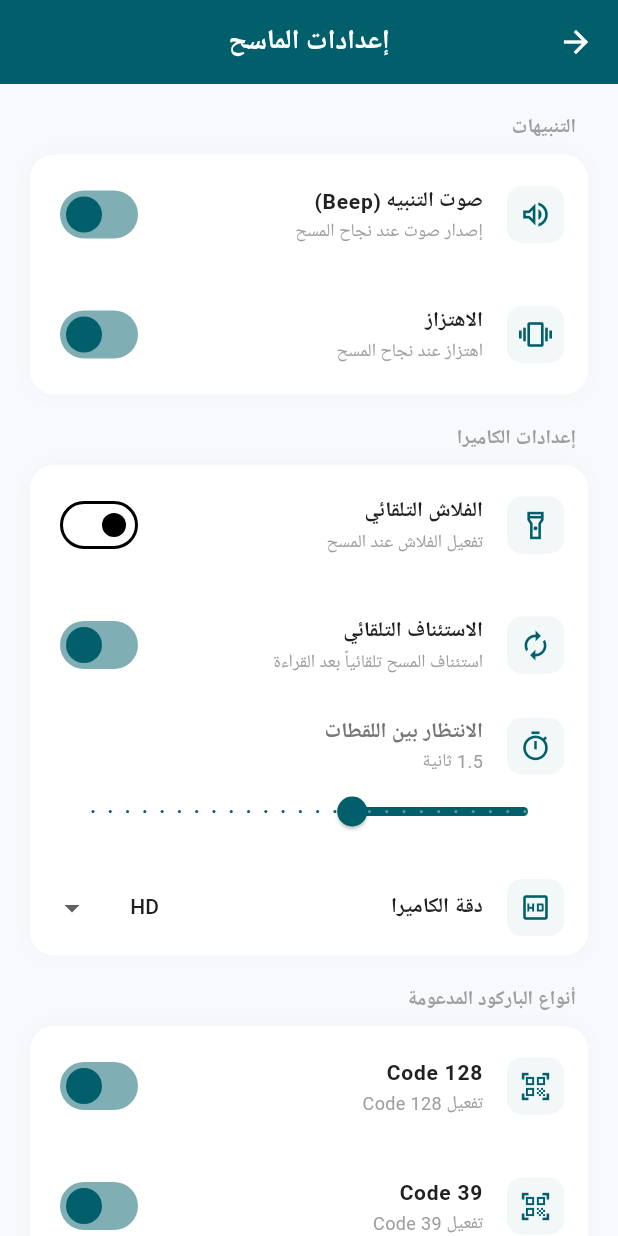
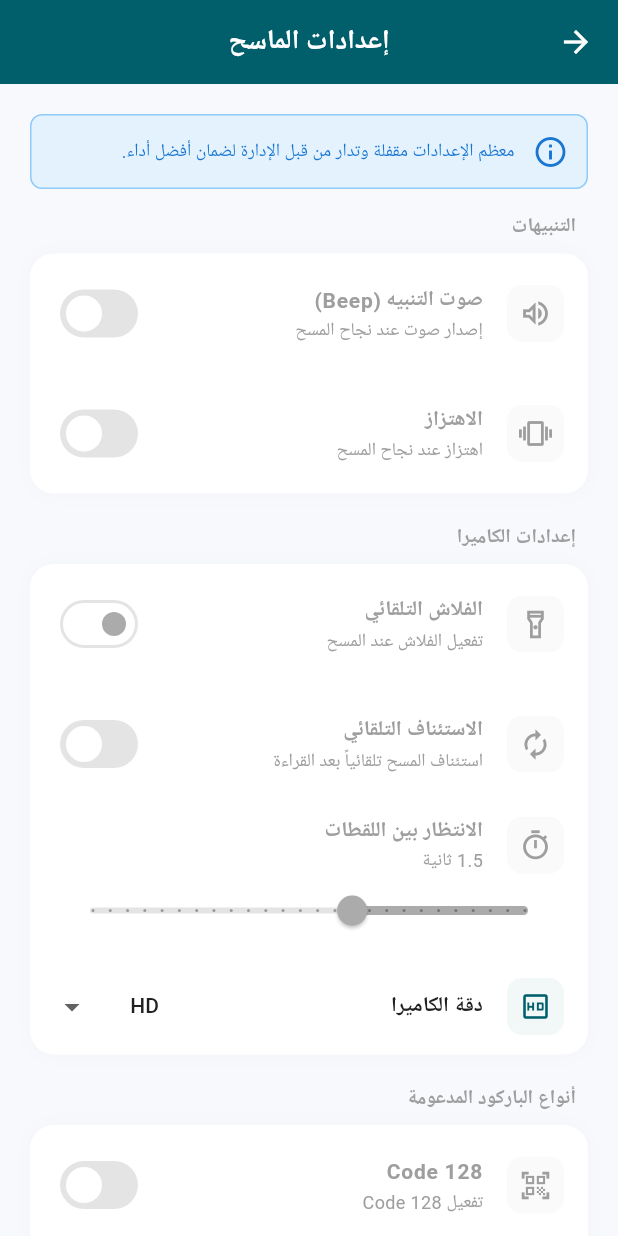
Before and after one commit to EngAya9Gh/mtc, a Flutter app: the _ScannerSettingsScreenView screen opened directly, on a phone screen of 412 x 824 dp. Run offline on Flutter 3.47's test engine with Material 3 defaults, Android fonts, the phone set to English and light mode, and no system bars; our stand-ins replace audioplayers, dio, firebase_core, firebase_messaging, flutter_bloc, flutter_local_notifications and 11 more; missing offline and left inert: flutter_background_service, hand_signature, mobile_scanner; accounts and stored records are empty; generated files the repository leaves out were written again; Roboto replaces fonts that are missing (Tajawal).

Commit message:
feat: add GPS coordinates to drop-off confirmation, update UI for sample/bag counts, restrict collection screen workflows, and enforce production base URL in DI container.

```diff
--- a/lib/core/services/background/background_location_service.dart
+++ b/lib/core/services/background/background_location_service.dart
@@ -104,7 +104,7 @@ void onStart(ServiceInstance service) async {
   // Init necessary background dependencies
   final prefs = await SharedPreferences.getInstance();
   final dio = Dio(BaseOptions(
-    baseUrl: EndPoints.debugBaseUrl, // Using debug base url as per project rules
+    baseUrl: EndPoints.baseUrl, // Using debug base url as per project rules
     connectTimeout: const Duration(seconds: 15),
     receiveTimeout: const Duration(seconds: 15),
   ));
--- a/lib/core/services/di/di_container.dart
+++ b/lib/core/services/di/di_container.dart
@@ -57,7 +57,7 @@ Future<void> initDi() async {
 
   final dio = Dio(
     BaseOptions(
-      baseUrl: EndPoints.debugBaseUrl,
+      baseUrl: EndPoints.baseUrl,
       receiveDataWhenStatusError: true,
       connectTimeout: const Duration(seconds: 60),
       receiveTimeout: const Duration(seconds: 60),
--- a/lib/features/drop_off_samples/data/repositories/drop_off_repository_impl.dart
+++ b/lib/features/drop_off_samples/data/repositories/drop_off_repository_impl.dart
@@ -27,8 +27,8 @@ class DropOffRepositoryImpl implements DropOffRepository {
   }
 
   @override
-  Future<void> confirmToLocation(int driverId, int toLocationId, List<int> taskIds) async {
-    return await _remoteDataSource.confirmToLocation(driverId, toLocationId, taskIds);
+  Future<void> confirmToLocation(int driverId, int toLocationId, List<int> taskIds, double lat, double lng) async {
+    return await _remoteDataSource.confirmToLocation(driverId, toLocationId, taskIds, lat, lng);
   }
 
   @override
--- a/lib/features/drop_off_samples/domain/repositories/drop_off_repository.dart
+++ b/lib/features/drop_off_samples/domain/repositories/drop_off_repository.dart
@@ -8,6 +8,6 @@ abstract class DropOffRepository {
     required int toLocationId,
     String takasiNumber = '',
   });
-  Future<void> confirmToLocation(int driverId, int toLocationId, List<int> taskIds);
+  Future<void> confirmToLocation(int driverId, int toLocationId, List<int> taskIds, double lat, double lng);
   Future<void> closeDropOffTasks(List<int> taskIds, List<int>? signatureBytes);
 }
--- a/lib/features/settings/presentation/views/scanner_settings_screen.dart
+++ b/lib/features/settings/presentation/views/scanner_settings_screen.dart
@@ -2,11 +2,11 @@ import 'package:flutter/material.dart';
 import 'package:flutter_bloc/flutter_bloc.dart';
 import '../../../../core/common/widgets/app_text.dart';
 import '../../../../core/common/widgets/app_elevated_button.dart';
-import 'package:flutter_bloc/flutter_bloc.dart';
-import '../../../../core/common/widgets/app_text.dart';
 import '../../../../core/config/theme/color_scheme.dart';
 import '../../../../core/utils/app_localizations.dart';
 import '../../../../core/services/di/di_container.dart';
+import '../../../../data/providers/user_info_provider.dart';
+import '../../../../core/services/network/api_client.dart';
 import '../bloc/scanner_settings_cubit.dart';
 
 class ScannerSettingsScreen extends StatelessWidget {
@@ -28,6 +28,8 @@ class _ScannerSettingsScreenView extends StatelessWidget {
   Widget build(BuildContext context) {
     final l = AppLocalizations.of(context);
     final isArabic = l.isArabic;
+    final apiClient = getIt<ApiClient>();
+    final isAdmin = UserInfo().userId == 54 || apiClient.isDebugMode;
 
     return Scaffold(
       backgroundColor: const Color(0xFFF7F9FC),
@@ -40,6 +42,30 @@ class _ScannerSettingsScreenView extends StatelessWidget {
           return ListView(
             padding: const EdgeInsets.all(20),
             children: [
+              if (!isAdmin)
+                Container(
+                  margin: const EdgeInsets.only(bottom: 16),
+                  padding: const EdgeInsets.all(12),
+                  decoration: BoxDecoration(
+                    color: Colors.blue.shade50,
+                    borderRadius: BorderRadius.circular(8),
+                    border: Border.all(color: Colors.blue.shade200),
+                  ),
+                  child: Row(
+                    children: [
+                      Icon(Icons.info_outline, color: Colors.blue.shade700),
+                      const SizedBox(width: 12),
+                      Expanded(
+                        child: AppText(
+                          isArabic
+                              ? 'معظم الإعدادات مقفلة وتدار من قبل الإدارة لضمان أفضل أداء.'
+                              : 'Most settings are locked and managed by admin for optimal performance.',
+                          style: TextStyle(color: Colors.blue.shade700, fontSize: 12),
+                        ),
+                      ),
+                    ],
+                  ),
+                ),
               _buildSettingsGroup(
                 isArabic ? 'التنبيهات' : 'Feedback Options',
                 [
@@ -49,6 +75,7 @@ class _ScannerSettingsScreenView extends StatelessWidget {
                     isArabic ? 'إصدار صوت عند نجاح المسح' : 'Plays a sound on successful scan',
                     state.beep,
                     (val) => context.read<ScannerSettingsCubit>().toggleBeep(val),
+                    enabled: isAdmin,
                   ),
                   _buildSwitchTile(
                     Icons.vibration,
@@ -56,6 +83,7 @@ class _ScannerSettingsScreenView extends StatelessWidget {
                     isArabic ? 'اهتزاز عند نجاح المسح' : 'Vibrates on successful scan',
                     state.vibrate,
                     (val) => context.read<ScannerSettingsCubit>().toggleVibrate(val),
+                    enabled: isAdmin,
                   ),
                 ],
               ),
@@ -69,6 +97,7 @@ class _ScannerSettingsScreenView extends StatelessWidget {
                     isArabic ? 'تفعيل الفلاش عند المسح' : 'Turn on flash while scanning',
                     state.flash,
                     (val) => context.read<ScannerSettingsCubit>().toggleFlash(val),
+                    enabled: isAdmin,
                   ),
                   _buildSwitchTile(
                     Icons.autorenew,
@@ -76,6 +105,7 @@ class _ScannerSettingsScreenView extends StatelessWidget {
                     isArabic ? 'استئناف المسح تلقائياً بعد القراءة' : 'Resume scanning automatically after reading',
                     state.autoResume,
                     (val) => context.read<ScannerSettingsCubit>().toggleAutoResume(val),
+                    enabled: isAdmin,
                   ),
                   _buildSliderTile(
                     Icons.timer_outlined,
@@ -84,12 +114,13 @@ class _ScannerSettingsScreenView extends StatelessWidget {
                     state.holdTime,
                     (val) => context.read<ScannerSettingsCubit>().setHoldTime(val),
                     isArabic,
+                    enabled: isAdmin,
                   ),
                   _buildDropdownTile(
                     Icons.hd_outlined,
                     isArabic ? 'دقة الكاميرا' : 'Camera Resolution',
                     state.cameraResolution,
-                    (val) => context.read<ScannerSettingsCubit>().setCameraResolution(val ?? 'Full HD'),
+                    (val) => context.read<ScannerSettingsCubit>().setCameraResolution(val ?? 'HD'),
                   ),
                 ],
               ),
@@ -104,6 +135,7 @@ class _ScannerSettingsScreenView extends StatelessWidget {
                       isArabic ? 'تفعيل ${entry.key}' : 'Enable ${entry.key}',
                       entry.value,
                       (val) => context.read<ScannerSettingsCubit>().toggleSymbology(entry.key, val),
+                      enabled: isAdmin,
                     ),
                 ],
               ),
@@ -161,25 +193,25 @@ class _ScannerSettingsScreenView extends StatelessWidget {
     );
   }
 
-  Widget _buildSwitchTile(IconData icon, String title, String subtitle, bool value, Function(bool) onChanged) {
+  Widget _buildSwitchTile(IconData icon, String title, String subtitle, bool value, Function(bool) onChanged, {bool enabled = true}) {
     return ListTile(
       contentPadding: const EdgeInsets.symmetric(horizontal: 16, vertical: 4),
       leading: Container(
         padding: const EdgeInsets.all(8),
-        decoration: BoxDecoration(color: AppColors.primary.withOpacity(0.05), borderRadius: BorderRadius.circular(10)),
-        child: Icon(icon, color: AppColors.primary, size: 22),
+        decoration: BoxDecoration(color: enabled ? AppColors.primary.withOpacity(0.05) : Colors.grey.withOpacity(0.05), borderRadius: BorderRadius.circular(10)),
+        child: Icon(icon, color: enabled ? AppColors.primary : Colors.grey, size: 22),
       ),
-      title: AppText(title, style: const TextStyle(fontWeight: FontWeight.bold, fontSize: 14)),
+      title: AppText(title, style: TextStyle(fontWeight: FontWeight.bold, fontSize: 14, color: enabled ? Colors.black : Colors.grey)),
       subtitle: AppText(subtitle, style: const TextStyle(color: Colors.grey, fontSize: 12)),
       trailing: Switch.adaptive(
         value: value,
         activeColor: AppColors.primary,
-        onChanged: onChanged,
+        onChanged: enabled ? onChanged : null,
       ),
     );
   }
 
-  Widget _buildSliderTile(IconData icon, String title, String subtitle, double value, Function(double) onChanged, bool isArabic) {
+  Widget _buildSliderTile(IconData icon, String title, String subtitle, double value, Function(double) onChanged, bool isArabic, {bool enabled = true}) {
     return Padding(
       padding: const EdgeInsets.symmetric(horizontal: 16, vertical: 8),
       child: Column(
@@ -189,14 +221,14 @@ class _ScannerSettingsScreenView extends StatelessWidget {
             children: [
               Container(
                 padding: const EdgeInsets.all(8),
-                decoration: BoxDecoration(color: AppColors.primary.withOpacity(0.05), borderRadius: BorderRadius.circular(10)),
-                child: Icon(icon, color: AppColors.primary, size: 22),
+                decoration: BoxDecoration(color: enabled ? AppColors.primary.withOpacity(0.05) : Colors.grey.withOpacity(0.05), borderRadius: BorderRadius.circular(10)),
+                child: Icon(icon, color: enabled ? AppColors.primary : Colors.grey, size: 22),
               ),
               const SizedBox(width: 16),
               Column(
                 crossAxisAlignment: CrossAxisAlignment.start,
                 children: [
-                  AppText(title, style: const TextStyle(fontWeight: FontWeight.bold, fontSize: 14)),
+                  AppText(title, style: TextStyle(fontWeight: FontWeight.bold, fontSize: 14, color: enabled ? Colors.black : Colors.grey)),
                   AppText(subtitle, style: const TextStyle(color: Colors.grey, fontSize: 12)),
                 ],
               ),
@@ -209,7 +241,7 @@ class _ScannerSettingsScreenView extends StatelessWidget {
             divisions: 25,
             activeColor: AppColors.primary,
             label: '${value.toStringAsFixed(1)}s',
-            onChanged: onChanged,
+            onChanged: enabled ? onChanged : null,
           ),
         ],
       ),
--- a/pubspec.yaml
+++ b/pubspec.yaml
@@ -16,7 +16,7 @@ publish_to: 'none' # Remove this line if you wish to publish to pub.dev
 # https://developer.apple.com/library/archive/documentation/General/Reference/InfoPlistKeyReference/Articles/CoreFoundationKeys.html
 # In Windows, build-name is used as the major, minor, and patch parts
 # of the product and file versions while build-number is used as the build suffix.
-version: 1.0.0+3
+version: 1.0.0+5
 
 environment:
   sdk: ^3.10.1
```
Also changed, not shown: lib/features/drop_off_samples/data/data_sources/drop_off_remote_data_source.dart (+4 -4 lines), lib/features/drop_off_samples/presentation/bloc/drop_off_cubit.dart (+24 -1 lines), lib/features/drop_off_samples/presentation/views/drop_off_tasks_screen.dart (+22 -4 lines), lib/features/medical_tasks/presentation/views/sample_collection_screen.dart (+28 -0 lines).
